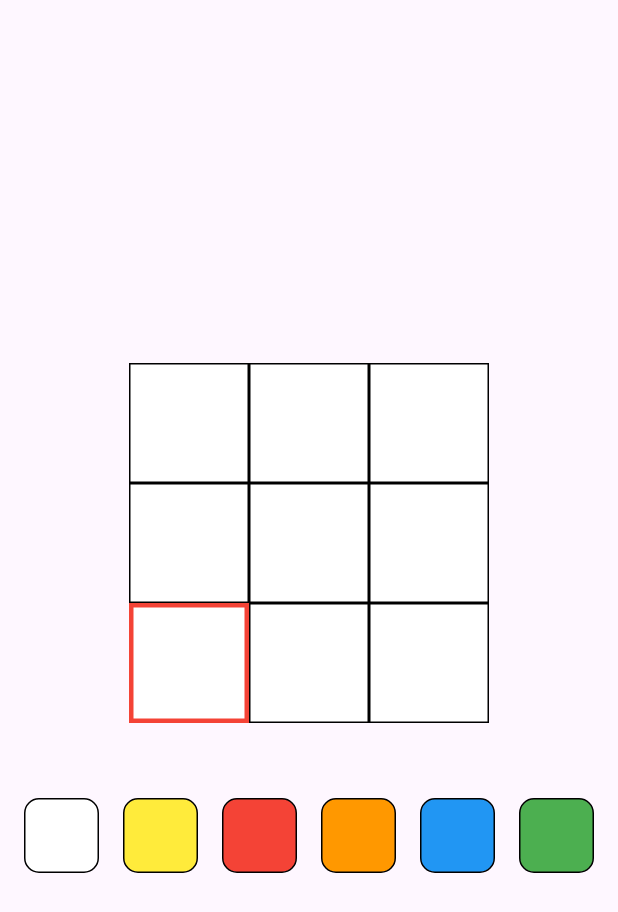
After one commit to Lichyo/CyCube, a Flutter app: the screen it shows after launch, after a tap on the "camera" icon, on a phone screen of 412 x 824 dp. The commit adds this screen. Shown: the top 912 px of the screen. Run offline on Flutter 3.47's test engine with Material 3 defaults, Android fonts, the phone set to English and light mode, and no system bars; our stand-ins replace camera, firebase_auth, firebase_core, font_awesome_flutter, gap, google_fonts; accounts and stored records are empty; network calls fail.

Commit message:
Build 3D cube with user's scrambled (#8)
* build color on 3D model but fail with missing colors

* missing green

* red almost right, but turn the front face into green

* setup scrambled cube

* remove unused code

```diff
--- /dev/null
+++ b/lib/components/pick_color_container.dart
@@ -0,0 +1,27 @@
+import 'package:flutter/material.dart';
+
+class PickColorContainer extends StatelessWidget {
+  const PickColorContainer({
+    super.key,
+    required this.color,
+    required this.onTap,
+  });
+  final Color color;
+  final VoidCallback onTap;
+
+  @override
+  Widget build(BuildContext context) {
+    return GestureDetector(
+      onTap: onTap,
+      child: Container(
+        width: 50,
+        height: 50,
+        decoration: BoxDecoration(
+          color: color,
+          border: Border.all(),
+          borderRadius: BorderRadius.circular(10),
+        ),
+      ),
+    );
+  }
+}
--- /dev/null
+++ b/lib/components/single_cube_face.dart
@@ -0,0 +1,26 @@
+import 'package:flutter/material.dart';
+import 'package:cube/model/cube_face.dart';
+
+class SingleCubeFace extends StatelessWidget {
+  const SingleCubeFace({
+    super.key,
+    required this.cubeFaceModel,
+  });
+
+  final CubeFaceModel cubeFaceModel;
+
+  @override
+  Widget build(BuildContext context) {
+    return Container(
+      width: 80,
+      height: 80,
+      decoration: BoxDecoration(
+        color: cubeFaceModel.color,
+        border: Border.all(
+          width: cubeFaceModel.isSelected ? 3 : 1,
+          color: cubeFaceModel.isSelected ? Colors.red : Colors.black,
+        ),
+      ),
+    );
+  }
+}
--- a/lib/main.dart
+++ b/lib/main.dart
@@ -2,18 +2,20 @@ import 'package:flutter/material.dart';
 import 'package:firebase_core/firebase_core.dart';
 import 'firebase_options.dart';
 import 'view/home_page.dart';
-import 'package:cube/view/auth_page.dart';
-import 'view/home_page.dart';
+import 'package:camera/camera.dart';
 
 void main() async {
   WidgetsFlutterBinding.ensureInitialized();
+  final List<CameraDescription> cameras = await availableCameras();
   await Firebase.initializeApp(
     options: DefaultFirebaseOptions.currentPlatform,
   );
   runApp(
-    const MaterialApp(
+    MaterialApp(
       debugShowCheckedModeBanner: false,
-      home: RubiksCube(),
+      home: RubiksCube(
+        camera: cameras,
+      ),
     ),
   );
 }
--- /dev/null
+++ b/lib/model/cube_face.dart
@@ -0,0 +1,13 @@
+import 'package:flutter/material.dart';
+
+class CubeFaceModel {
+  final int id;
+  bool isSelected;
+  Color? color;
+
+  CubeFaceModel({
+    required this.id,
+    this.color = Colors.white,
+    required this.isSelected,
+  });
+}
--- /dev/null
+++ b/lib/service/data_processing.dart
@@ -0,0 +1,5 @@
+import 'package:camera/camera.dart';
+
+class DataProcessingService {
+
+}
--- /dev/null
+++ b/lib/view/cube_setup_page.dart
@@ -0,0 +1,147 @@
+import 'package:flutter/material.dart';
+import 'package:gap/gap.dart';
+import 'package:cube/components/pick_color_container.dart';
+import 'package:cube/model/cube_face.dart';
+import 'package:cube/components/single_cube_face.dart';
+
+class CubeSetupPage extends StatefulWidget {
+  const CubeSetupPage({super.key});
+
+  @override
+  State<CubeSetupPage> createState() => _CubeSetupPageState();
+}
+
+class _CubeSetupPageState extends State<CubeSetupPage> {
+  final int _width = 40;
+  int _currentID = 0;
+  Color pickColor = Colors.white;
+  List<CubeFaceModel> cubeFaces = [];
+  List<List<CubeFaceModel>> allCubeFaces = [];
+
+  @override
+  void initState() {
+    // TODO: implement initState
+    super.initState();
+    initCubeFaces();
+  }
+
+  void initCubeFaces() {
+    cubeFaces = [];
+    cubeFaces.add(CubeFaceModel(id: 0, isSelected: true));
+    cubeFaces.add(CubeFaceModel(id: 1, isSelected: false));
+    cubeFaces.add(CubeFaceModel(id: 2, isSelected: false));
+    cubeFaces.add(CubeFaceModel(id: 3, isSelected: false));
+    cubeFaces.add(CubeFaceModel(id: 4, isSelected: false));
+    cubeFaces.add(CubeFaceModel(id: 5, isSelected: false));
+    cubeFaces.add(CubeFaceModel(id: 6, isSelected: false));
+    cubeFaces.add(CubeFaceModel(id: 7, isSelected: false));
+    cubeFaces.add(CubeFaceModel(id: 8, isSelected: false));
+  }
+
+  void selectColor(Color color) {
+    setState(() {
+      cubeFaces[_currentID].color = color;
+      cubeFaces[_currentID].isSelected = false;
+      _currentID++;
+      if (_currentID != 9) {
+        cubeFaces[_currentID].isSelected = true;
+      } else {
+        _currentID = 0;
+        allCubeFaces.add(cubeFaces);
+        if (allCubeFaces.length == 6) {
+          Navigator.pop(context, [allCubeFaces]);
+        } else {
+          initCubeFaces();
+        }
+      }
+    });
+  }
+
+  @override
+  void dispose() {
+    // TODO: implement dispose
+    super.dispose();
+  }
+
+  @override
+  Widget build(BuildContext context) {
+    return Scaffold(
+      body: Column(
+        mainAxisAlignment: MainAxisAlignment.center,
+        children: [
+          Column(
+            mainAxisAlignment: MainAxisAlignment.center,
+            children: [
+              Row(
+                mainAxisAlignment: MainAxisAlignment.center,
+                children: [
+                  SingleCubeFace(cubeFaceModel: cubeFaces[6]),
+                  SingleCubeFace(cubeFaceModel: cubeFaces[7]),
+                  SingleCubeFace(cubeFaceModel: cubeFaces[8]),
+                ],
+              ),
+              Row(
+                mainAxisAlignment: MainAxisAlignment.center,
+                children: [
+                  SingleCubeFace(cubeFaceModel: cubeFaces[3]),
+                  SingleCubeFace(cubeFaceModel: cubeFaces[4]),
+                  SingleCubeFace(cubeFaceModel: cubeFaces[5]),
+                ],
+              ),
+              Row(
+                mainAxisAlignment: MainAxisAlignment.center,
+                children: [
+                  SingleCubeFace(cubeFaceModel: cubeFaces[0]),
+                  SingleCubeFace(cubeFaceModel: cubeFaces[1]),
+                  SingleCubeFace(cubeFaceModel: cubeFaces[2]),
+                ],
+              ),
+            ],
+          ),
+          const Gap(50),
+          Row(
+            mainAxisAlignment: MainAxisAlignment.spaceEvenly,
+            children: [
+              PickColorContainer(
+                color: Colors.white,
+                onTap: () {
+                  selectColor(Colors.white);
+                },
+              ),
+              PickColorContainer(
+                color: Colors.yellow,
+                onTap: () {
+                  selectColor(Colors.yellow);
+                },
+              ),
+              PickColorContainer(
+                color: Colors.red,
+                onTap: () {
+                  selectColor(Colors.red);
+                },
+              ),
+              PickColorContainer(
+                color: Colors.orange,
+                onTap: () {
+                  selectColor(Colors.orange);
+                },
+              ),
+              PickColorContainer(
+                color: Colors.blue,
+                onTap: () {
+                  selectColor(Colors.blue);
+                },
+              ),
+              PickColorContainer(
+                color: Colors.green,
+                onTap: () {
+                  selectColor(Colors.green);
+                },
+              ),
+            ],
+          ),
+        ],
+      ),
+    );
+  }
+}
--- a/lib/view/home_page.dart
+++ b/lib/view/home_page.dart
@@ -1,14 +1,17 @@
-import 'package:cube/cube/cube_component.dart';
 import 'package:cube/cube/cube_state.dart';
-import 'package:cube/cube/single_cube_model.dart';
 import 'package:flutter/material.dart';
 import 'package:cube/cube/cube.dart';
 import 'package:google_fonts/google_fonts.dart';
 import 'dart:math';
 import 'package:gap/gap.dart';
+import 'package:camera/camera.dart';
+import 'package:cube/view/cube_setup_page.dart';
+import 'package:cube/model/cube_face.dart';
 
 class RubiksCube extends StatefulWidget {
-  const RubiksCube({super.key});
+  const RubiksCube({super.key, required this.camera});
+
+  final List<CameraDescription> camera;
 
   @override
   State<RubiksCube> createState() => _RubiksCubeState();
@@ -18,10 +21,7 @@ class _RubiksCubeState extends State<RubiksCube> {
   Offset _offset = Offset.zero;
   CubeState cubeState = CubeState(width: 40);
 
-  @override
-  void initState() {
-    super.initState();
-  }
+  bool isRecording = false;
 
   @override
   Widget build(BuildContext context) {
@@ -34,6 +34,27 @@ class _RubiksCubeState extends State<RubiksCube> {
         },
         child: Scaffold(
           appBar: AppBar(
+            actions: [
+              IconButton(
+                onPressed: () async {
+                  final results = await Navigator.of(context).push(
+                      MaterialPageRoute(
+                          builder: (context) => const CubeSetupPage()));
+                  final List<List<CubeFaceModel>> allCubeFaces = results[0];
+                  setState(() {
+                    cubeState.setupCubeWithScanningColor(allCubeFaces);
+                  });
+                },
+                icon: const Icon(
+                  Icons.camera,
+                  size: 27.0,
+                ),
+              ),
+              IconButton(
+                onPressed: () {},
+                icon: const Icon(Icons.update),
+              ),
+            ],
             elevation: 5,
             title: Text(
               'The Cube',
@@ -163,6 +184,10 @@ class _RubiksCubeState extends State<RubiksCube> {
                     },
                     child: const Text('Reset'),
                   ),
+                  TextButton(
+                    onPressed: () async {},
+                    child: const Text('open camera'),
+                  ),
                 ],
               ),
             ],
--- a/pubspec.yaml
+++ b/pubspec.yaml
@@ -25,6 +25,8 @@ dependencies:
   font_awesome_flutter: ^10.6.0
   firebase_auth: ^4.15.3
   gap: ^3.0.1
+  camera: ^0.10.5+9
+  path_provider: ^2.1.2
 
 
 dev_dependencies:
```
Also changed, not shown: lib/cube/cube_state.dart (+91 -36 lines), lib/service/data_processing/data_processor.dart (deleted, +0 -22 lines), pubspec.lock, 3 other files.
